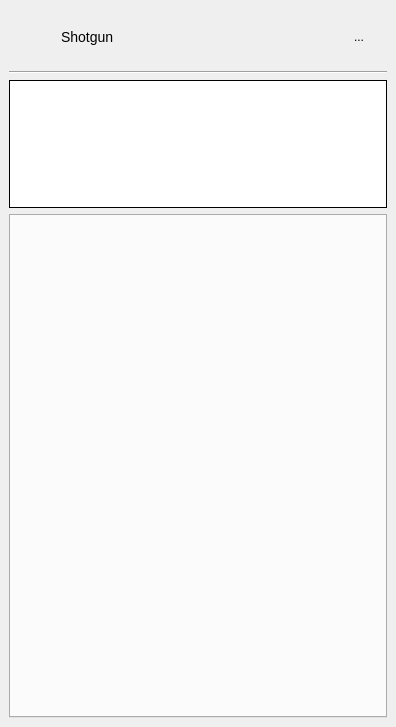
Before: the Qt Designer form resources/systray.ui in shotgunsoftware/tk-desktop, drawn with Qt 5.
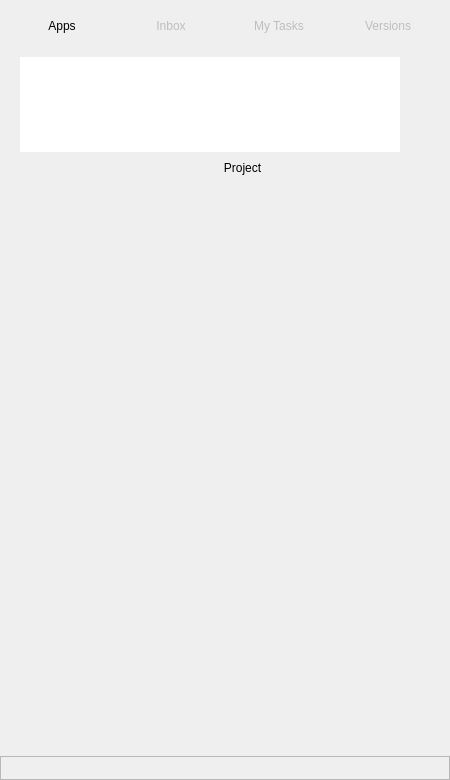
After: the same form once the commit is applied. The open tabs and pages were chosen to show the change. Icons and pictures are not drawn.

What changed in the file:
```diff
--- a/resources/systray.ui
+++ b/resources/systray.ui
@@ -6,12 +6,31 @@
    <rect>
     <x>0</x>
     <y>0</y>
-    <width>396</width>
-    <height>727</height>
+    <width>450</width>
+    <height>780</height>
    </rect>
   </property>
+  <property name="minimumSize">
+   <size>
+    <width>450</width>
+    <height>780</height>
+   </size>
+  </property>
+  <property name="maximumSize">
+   <size>
+    <width>450</width>
+    <height>780</height>
+   </size>
+  </property>
   <property name="windowTitle">
-   <string>MainWindow</string>
+   <string>System Tray</string>
+  </property>
+  <property name="windowIcon">
+   <iconset resource="resources.qrc">
+    <normaloff>:/res/default_systray_icon.png</normaloff>:/res/default_systray_icon.png</iconset>
+  </property>
+  <property name="styleSheet">
+   <string notr="true"/>
   </property>
   <property name="dockNestingEnabled">
    <bool>true</bool>
@@ -27,91 +46,117 @@
     </sizepolicy>
    </property>
    <layout class="QVBoxLayout" name="border_layout">
+    <property name="spacing">
+     <number>0</number>
+    </property>
+    <property name="leftMargin">
+     <number>0</number>
+    </property>
+    <property name="topMargin">
+     <number>15</number>
+    </property>
+    <property name="rightMargin">
+     <number>0</number>
+    </property>
+    <property name="bottomMargin">
+     <number>0</number>
+    </property>
     <item>
-     <widget class="QFrame" name="header_frame">
-      <property name="sizePolicy">
-       <sizepolicy hsizetype="Preferred" vsizetype="Minimum">
-        <horstretch>0</horstretch>
-        <verstretch>0</verstretch>
-       </sizepolicy>
-      </property>
-      <property name="maximumSize">
-       <size>
-        <width>16777215</width>
-        <height>60</height>
-       </size>
-      </property>
+     <widget class="QFrame" name="header">
       <property name="frameShape">
        <enum>QFrame::NoFrame</enum>
       </property>
       <property name="frameShadow">
-       <enum>QFrame::Plain</enum>
+       <enum>QFrame::Raised</enum>
       </property>
-      <property name="lineWidth">
-       <number>2</number>
-      </property>
-      <property name="midLineWidth">
-       <number>0</number>
-      </property>
-      <layout class="QHBoxLayout" name="horizontalLayout">
+      <layout class="QHBoxLayout" name="horizontalLayout_2" stretch="0,0,0,0,0,0,0,0,0">
+       <property name="spacing">
+        <number>-1</number>
+       </property>
        <property name="margin">
-        <number>10</number>
+        <number>0</number>
        </property>
        <item>
-        <widget class="QLabel" name="shotgun_icon_label">
+        <spacer name="header_spacer_4">
+         <property name="orientation">
+          <enum>Qt::Horizontal</enum>
+         </property>
+         <property name="sizeHint" stdset="0">
+          <size>
+           <width>40</width>
+           <height>20</height>
+          </size>
+         </property>
+        </spacer>
+       </item>
+       <item>
+        <widget class="QPushButton" name="apps_button">
          <property name="sizePolicy">
-          <sizepolicy hsizetype="Fixed" vsizetype="Fixed">
+          <sizepolicy hsizetype="Minimum" vsizetype="Fixed">
            <horstretch>0</horstretch>
            <verstretch>0</verstretch>
           </sizepolicy>
          </property>
          <property name="minimumSize">
           <size>
-           <width>36</width>
-           <height>36</height>
+           <width>0</width>
+           <height>0</height>
           </size>
          </property>
-         <property name="maximumSize">
-          <size>
-           <width>36</width>
-           <height>36</height>
-          </size>
+         <property name="mouseTracking">
+          <bool>true</bool>
          </property>
          <property name="text">
-          <string/>
+          <string>Apps</string>
          </property>
-         <property name="pixmap">
-          <pixmap resource="resources.qrc">:/res/shotgun_logo.png</pixmap>
-         </property>
-         <property name="scaledContents">
+         <property name="flat">
           <bool>true</bool>
          </property>
-         <property name="margin">
-          <number>5</number>
+        </widget>
+       </item>
+       <item>
+        <spacer name="header_spacer_1">
+         <property name="orientation">
+          <enum>Qt::Horizontal</enum>
          </property>
-         <property name="textInteractionFlags">
-          <set>Qt::NoTextInteraction</set>
+         <property name="sizeHint" stdset="0">
+          <size>
+           <width>40</width>
+           <height>20</height>
+          </size>
          </property>
-        </widget>
+        </spacer>
        </item>
        <item>
-        <widget class="QLabel" name="shotgun_desktop_label">
-         <property name="font">
-          <font/>
+        <widget class="QPushButton" name="inbox_button">
+         <property name="enabled">
+          <bool>false</bool>
          </property>
+         <property name="sizePolicy">
+          <sizepolicy hsizetype="Minimum" vsizetype="Fixed">
+           <horstretch>0</horstretch>
+           <verstretch>0</verstretch>
+          </sizepolicy>
+         </property>
+         <property name="minimumSize">
+          <size>
+           <width>0</width>
+           <height>0</height>
+          </size>
+         </property>
          <property name="mouseTracking">
           <bool>false</bool>
          </property>
          <property name="text">
-          <string>&lt;big&gt;Shotgun&lt;/big&gt;</string>
+          <string>Inbox</string>
          </property>
-         <property name="textInteractionFlags">
-          <set>Qt::NoTextInteraction</set>
+         <property name="flat">
+          <bool>true</bool>
          </property>
         </widget>
        </item>
        <item>
-        <spacer name="spacer">
+        <spacer name="header_spacer_2">
          <property name="orientation">
           <enum>Qt::Horizontal</enum>
          </property>
@@ -124,119 +169,733 @@
         </spacer>
        </item>
        <item>
-        <widget class="QToolButton" name="settings_button">
+        <widget class="QPushButton" name="my_tasks_button">
+         <property name="enabled">
+          <bool>false</bool>
+         </property>
+         <property name="sizePolicy">
+          <sizepolicy hsizetype="Minimum" vsizetype="Fixed">
+           <horstretch>0</horstretch>
+           <verstretch>0</verstretch>
+          </sizepolicy>
+         </property>
          <property name="minimumSize">
           <size>
-           <width>36</width>
-           <height>36</height>
+           <width>0</width>
+           <height>0</height>
           </size>
          </property>
-         <property name="maximumSize">
-          <size>
-           <width>36</width>
-           <height>36</height>
-          </size>
+         <property name="mouseTracking">
+          <bool>true</bool>
          </property>
          <property name="text">
-          <string>...</string>
+          <string>My Tasks</string>
          </property>
-         <property name="icon">
-          <iconset resource="resources.qrc">
-           <normaloff>:/res/gear.png</normaloff>:/res/gear.png</iconset>
+         <property name="flat">
+          <bool>true</bool>
          </property>
-         <property name="iconSize">
+        </widget>
+       </item>
+       <item>
+        <spacer name="header_spacer_3">
+         <property name="orientation">
+          <enum>Qt::Horizontal</enum>
+         </property>
+         <property name="sizeHint" stdset="0">
           <size>
-           <width>32</width>
-           <height>32</height>
+           <width>40</width>
+           <height>20</height>
           </size>
          </property>
-         <property name="popupMode">
-          <enum>QToolButton::InstantPopup</enum>
+        </spacer>
+       </item>
+       <item>
+        <widget class="QPushButton" name="versions_button">
+         <property name="enabled">
+          <bool>false</bool>
          </property>
-         <property name="autoRaise">
+         <property name="sizePolicy">
+          <sizepolicy hsizetype="Minimum" vsizetype="Fixed">
+           <horstretch>0</horstretch>
+           <verstretch>0</verstretch>
+          </sizepolicy>
+         </property>
+         <property name="minimumSize">
+          <size>
+           <width>0</width>
+           <height>0</height>
+          </size>
+         </property>
+         <property name="mouseTracking">
           <bool>true</bool>
          </property>
-         <property name="arrowType">
-          <enum>Qt::NoArrow</enum>
+         <property name="text">
+          <string>Versions</string>
          </property>
+         <property name="flat">
+          <bool>true</bool>
+         </property>
         </widget>
        </item>
+       <item>
+        <spacer name="header_spacer_5">
+         <property name="orientation">
+          <enum>Qt::Horizontal</enum>
+         </property>
+         <property name="sizeHint" stdset="0">
+          <size>
+           <width>40</width>
+           <height>20</height>
+          </size>
+         </property>
+        </spacer>
+       </item>
       </layout>
      </widget>
     </item>
     <item>
-     <widget class="Line" name="line">
-      <property name="orientation">
-       <enum>Qt::Horizontal</enum>
+     <widget class="QStackedWidget" name="stack">
+      <property name="currentIndex">
+       <number>0</number>
       </property>
+      <widget class="QWidget" name="project_browser_page">
+       <layout class="QVBoxLayout" name="verticalLayout">
+        <property name="spacing">
+         <number>0</number>
+        </property>
+        <property name="margin">
+         <number>0</number>
+        </property>
+        <item>
+         <widget class="QFrame" name="subheader">
+          <property name="sizePolicy">
+           <sizepolicy hsizetype="Preferred" vsizetype="Minimum">
+            <horstretch>0</horstretch>
+            <verstretch>0</verstretch>
+           </sizepolicy>
+          </property>
+          <property name="maximumSize">
+           <size>
+            <width>16777215</width>
+            <height>60</height>
+           </size>
+          </property>
+          <property name="styleSheet">
+           <string notr="true"/>
+          </property>
+          <property name="frameShape">
+           <enum>QFrame::NoFrame</enum>
+          </property>
+          <property name="frameShadow">
+           <enum>QFrame::Plain</enum>
+          </property>
+          <property name="lineWidth">
+           <number>1</number>
+          </property>
+          <property name="midLineWidth">
+           <number>0</number>
+          </property>
+          <layout class="QHBoxLayout" name="horizontalLayout">
+           <property name="spacing">
+            <number>15</number>
+           </property>
+           <property name="leftMargin">
+            <number>20</number>
+           </property>
+           <property name="topMargin">
+            <number>15</number>
+           </property>
+           <property name="rightMargin">
+            <number>20</number>
+           </property>
+           <property name="bottomMargin">
+            <number>15</number>
+           </property>
+           <item>
+            <widget class="QLabel" name="subheader_label">
+             <property name="font">
+              <font/>
+             </property>
+             <property name="mouseTracking">
+              <bool>true</bool>
+             </property>
+             <property name="text">
+              <string>&lt;big&gt;PROJECTS&lt;/big&gt;</string>
+             </property>
+             <property name="textInteractionFlags">
+              <set>Qt::NoTextInteraction</set>
+             </property>
+            </widget>
+           </item>
+           <item>
+            <spacer name="spacer">
+             <property name="orientation">
+              <enum>Qt::Horizontal</enum>
+             </property>
+             <property name="sizeHint" stdset="0">
+              <size>
+               <width>40</width>
+               <height>20</height>
+              </size>
+             </property>
+            </spacer>
+           </item>
+           <item>
+            <widget class="QPushButton" name="project_button">
+             <property name="text">
+              <string>Recent</string>
+             </property>
+             <property name="flat">
+              <bool>true</bool>
+             </property>
+            </widget>
+           </item>
+           <item>
+            <widget class="QFrame" name="search_frame">
+             <property name="frameShape">
+              <enum>QFrame::StyledPanel</enum>
+             </property>
+             <property name="frameShadow">
+              <enum>QFrame::Raised</enum>
+             </property>
+             <property name="collapsed" stdset="0">
+              <bool>false</bool>
+             </property>
+             <layout class="QHBoxLayout" name="horizontalLayout_6">
+              <property name="spacing">
+               <number>2</number>
+              </property>
+              <property name="margin">
+               <number>5</number>
+              </property>
+              <item>
+               <widget class="QLabel" name="search_magnifier">
+                <property name="sizePolicy">
+                 <sizepolicy hsizetype="Fixed" vsizetype="Fixed">
+                  <horstretch>0</horstretch>
+                  <verstretch>0</verstretch>
+                 </sizepolicy>
+                </property>
+                <property name="maximumSize">
+                 <size>
+                  <width>17</width>
+                  <height>17</height>
+                 </size>
+                </property>
+                <property name="text">
+                 <string/>
+                </property>
+                <property name="pixmap">
+                 <pixmap resource="resources.qrc">:/res/search.png</pixmap>
+                </property>
+                <property name="scaledContents">
+                 <bool>true</bool>
+                </property>
+               </widget>
+              </item>
+              <item>
+               <widget class="QLineEdit" name="search_text">
+                <property name="placeholderText">
+                 <string>Search Projects</string>
+                </property>
+               </widget>
+              </item>
+              <item>
+               <widget class="QPushButton" name="search_button">
+                <property name="maximumSize">
+                 <size>
+                  <width>17</width>
+                  <height>17</height>
+                 </size>
+                </property>
+                <property name="text">
+                 <string/>
+                </property>
+                <property name="icon">
+                 <iconset resource="resources.qrc">
+                  <normaloff>:/res/x.png</normaloff>:/res/x.png</iconset>
+                </property>
+                <property name="iconSize">
+                 <size>
+                  <width>17</width>
+                  <height>17</height>
+                 </size>
+                </property>
+                <property name="flat">
+                 <bool>true</bool>
+                </property>
+               </widget>
+              </item>
+             </layout>
+            </widget>
+           </item>
+          </layout>
+         </widget>
+        </item>
+        <item>
+         <widget class="QListView" name="projects">
+          <property name="sizePolicy">
+           <sizepolicy hsizetype="Expanding" vsizetype="MinimumExpanding">
+            <horstretch>0</horstretch>
+            <verstretch>0</verstretch>
+           </sizepolicy>
+          </property>
+          <property name="mouseTracking">
+           <bool>true</bool>
+          </property>
+          <property name="frameShape">
+           <enum>QFrame::NoFrame</enum>
+          </property>
+          <property name="frameShadow">
+           <enum>QFrame::Plain</enum>
+          </property>
+          <property name="lineWidth">
+           <number>0</number>
+          </property>
+          <property name="editTriggers">
+           <set>QAbstractItemView::NoEditTriggers</set>
+          </property>
+          <property name="showDropIndicator" stdset="0">
+           <bool>false</bool>
+          </property>
+          <property name="movement">
+           <enum>QListView::Static</enum>
+          </property>
+          <property name="flow">
+           <enum>QListView::LeftToRight</enum>
+          </property>
+          <property name="isWrapping" stdset="0">
+           <bool>true</bool>
+          </property>
+          <property name="resizeMode">
+           <enum>QListView::Fixed</enum>
+          </property>
+          <property name="layoutMode">
+           <enum>QListView::Batched</enum>
+          </property>
+          <property name="spacing">
+           <number>16</number>
+          </property>
+          <property name="viewMode">
+           <enum>QListView::IconMode</enum>
+          </property>
+          <property name="uniformItemSizes">
+           <bool>true</bool>
+          </property>
+          <property name="selectionRectVisible">
+           <bool>false</bool>
+          </property>
+         </widget>
+        </item>
+       </layout>
+      </widget>
+      <widget class="QWidget" name="project_page">
+       <layout class="QVBoxLayout" name="verticalLayout_2" stretch="0,0,1">
+        <property name="spacing">
+         <number>0</number>
+        </property>
+        <property name="margin">
+         <number>0</number>
+        </property>
+        <item>
+         <widget class="QFrame" name="recents_shelf">
+          <property name="sizePolicy">
+           <sizepolicy hsizetype="Preferred" vsizetype="Fixed">
+            <horstretch>0</horstretch>
+            <verstretch>0</verstretch>
+           </sizepolicy>
+          </property>
+          <property name="maximumSize">
+           <size>
+            <width>16777215</width>
+            <height>120</height>
+           </size>
+          </property>
+          <property name="frameShape">
+           <enum>QFrame::NoFrame</enum>
+          </property>
+          <property name="frameShadow">
+           <enum>QFrame::Plain</enum>
+          </property>
+          <property name="lineWidth">
+           <number>0</number>
+          </property>
+          <layout class="QHBoxLayout" name="horizontalLayout_5" stretch="0,0">
+           <property name="spacing">
+            <number>5</number>
+           </property>
+           <property name="leftMargin">
+            <number>20</number>
+           </property>
+           <property name="topMargin">
+            <number>20</number>
+           </property>
+           <property name="rightMargin">
+            <number>5</number>
+           </property>
+           <property name="bottomMargin">
+            <number>5</number>
+           </property>
+           <item>
+            <widget class="QListView" name="recent_projects">
+             <property name="sizePolicy">
+              <sizepolicy hsizetype="MinimumExpanding" vsizetype="MinimumExpanding">
+               <horstretch>0</horstretch>
+               <verstretch>0</verstretch>
+              </sizepolicy>
+             </property>
+             <property name="frameShape">
+              <enum>QFrame::NoFrame</enum>
+             </property>
+             <property name="frameShadow">
+              <enum>QFrame::Plain</enum>
+             </property>
+             <property name="lineWidth">
+              <number>0</number>
+             </property>
+             <property name="verticalScrollBarPolicy">
+              <enum>Qt::ScrollBarAlwaysOff</enum>
+             </property>
+             <property name="editTriggers">
+              <set>QAbstractItemView::NoEditTriggers</set>
+             </property>
+             <property name="showDropIndicator" stdset="0">
+              <bool>false</bool>
+             </property>
+             <property name="dragDropMode">
+              <enum>QAbstractItemView::DragDrop</enum>
+             </property>
+             <property name="isWrapping" stdset="0">
+              <bool>false</bool>
+             </property>
+             <property name="resizeMode">
+              <enum>QListView::Fixed</enum>
+             </property>
+             <property name="layoutMode">
+              <enum>QListView::SinglePass</enum>
+             </property>
+             <property name="spacing">
+              <number>10</number>
+             </property>
+             <property name="gridSize">
+              <size>
+               <width>100</width>
+               <height>140</height>
+              </size>
+             </property>
+             <property name="viewMode">
+              <enum>QListView::IconMode</enum>
+             </property>
+             <property name="uniformItemSizes">
+              <bool>true</bool>
+             </property>
+             <property name="wordWrap">
+              <bool>true</bool>
+             </property>
+            </widget>
+           </item>
+           <item>
+            <widget class="QPushButton" name="all_projects_button">
+             <property name="text">
+              <string/>
+             </property>
+             <property name="icon">
+              <iconset resource="resources.qrc">
+               <normaloff>:/res/ellipses.png</normaloff>:/res/ellipses.png</iconset>
+             </property>
+             <property name="iconSize">
+              <size>
+               <width>60</width>
+               <height>60</height>
+              </size>
+             </property>
+             <property name="flat">
+              <bool>true</bool>
+             </property>
+            </widget>
+           </item>
+          </layout>
+         </widget>
+        </item>
+        <item>
+         <widget class="QFrame" name="project_subheader">
+          <property name="sizePolicy">
+           <sizepolicy hsizetype="Preferred" vsizetype="Preferred">
+            <horstretch>0</horstretch>
+            <verstretch>0</verstretch>
+           </sizepolicy>
+          </property>
+          <property name="maximumSize">
+           <size>
+            <width>16777215</width>
+            <height>60</height>
+           </size>
+          </property>
+          <property name="styleSheet">
+           <string notr="true"/>
+          </property>
+          <property name="frameShape">
+           <enum>QFrame::NoFrame</enum>
+          </property>
+          <property name="frameShadow">
+           <enum>QFrame::Plain</enum>
+          </property>
+          <property name="lineWidth">
+           <number>1</number>
+          </property>
+          <property name="midLineWidth">
+           <number>0</number>
+          </property>
+          <layout class="QHBoxLayout" name="horizontalLayout_4">
+           <property name="spacing">
+            <number>0</number>
+           </property>
+           <property name="leftMargin">
+            <number>20</number>
+           </property>
+           <property name="topMargin">
+            <number>0</number>
+           </property>
+           <property name="rightMargin">
+            <number>20</number>
+           </property>
+           <property name="bottomMargin">
+            <number>0</number>
+           </property>
+           <item>
+            <widget class="QPushButton" name="project_arrow">
+             <property name="maximumSize">
+              <size>
+               <width>30</width>
+               <height>62</height>
+              </size>
+             </property>
+             <property name="text">
+              <string/>
+             </property>
+             <property name="icon">
+              <iconset resource="resources.qrc">
+               <normaloff>:/res/down_carat.png</normaloff>:/res/down_carat.png</iconset>
+             </property>
+             <property name="iconSize">
+              <size>
+               <width>20</width>
+               <height>20</height>
+              </size>
+             </property>
+             <property name="flat">
+              <bool>true</bool>
+             </property>
+            </widget>
+           </item>
+           <item>
+            <widget class="QPushButton" name="project_icon">
+             <property name="maximumSize">
+              <size>
+               <width>42</width>
+               <height>62</height>
+              </size>
+             </property>
+             <property name="text">
+              <string/>
+             </property>
+             <property name="icon">
+              <iconset resource="resources.qrc">
+               <normaloff>:/res/missing_thumbnail_project.png</normaloff>:/res/missing_thumbnail_project.png</iconset>
+             </property>
+             <property name="iconSize">
+              <size>
+               <width>32</width>
+               <height>32</height>
+              </size>
+             </property>
+             <property name="flat">
+              <bool>true</bool>
+             </property>
+            </widget>
+           </item>
+           <item>
+            <widget class="QPushButton" name="project_name">
+             <property name="sizePolicy">
+              <sizepolicy hsizetype="Expanding" vsizetype="Expanding">
+               <horstretch>0</horstretch>
+               <verstretch>0</verstretch>
+              </sizepolicy>
+             </property>
+             <property name="text">
+              <string>Project</string>
+             </property>
+             <property name="flat">
+              <bool>true</bool>
+             </property>
+            </widget>
+           </item>
+           <item>
+            <widget class="QPushButton" name="project_menu">
+             <property name="sizePolicy">
+              <sizepolicy hsizetype="Fixed" vsizetype="Fixed">
+               <horstretch>0</horstretch>
+               <verstretch>0</verstretch>
+              </sizepolicy>
+             </property>
+             <property name="maximumSize">
+              <size>
+               <width>35</width>
+               <height>35</height>
+              </size>
+             </property>
+             <property name="text">
+              <string/>
+             </property>
+             <property name="flat">
+              <bool>true</bool>
+             </property>
+            </widget>
+           </item>
+          </layout>
+         </widget>
+        </item>
+        <item>
+         <widget class="QFrame" name="app_guis">
+          <property name="sizePolicy">
+           <sizepolicy hsizetype="Preferred" vsizetype="MinimumExpanding">
+            <horstretch>0</horstretch>
+            <verstretch>0</verstretch>
+           </sizepolicy>
+          </property>
+          <property name="frameShape">
+           <enum>QFrame::NoFrame</enum>
+          </property>
+          <property name="frameShadow">
+           <enum>QFrame::Plain</enum>
+          </property>
+          <property name="lineWidth">
+           <number>0</number>
+          </property>
+          <layout class="QVBoxLayout" name="verticalLayout_3">
+           <property name="spacing">
+            <number>0</number>
+           </property>
+           <property name="margin">
+            <number>0</number>
+           </property>
+          </layout>
+         </widget>
+        </item>
+       </layout>
+      </widget>
      </widget>
     </item>
     <item>
-     <widget class="QListView" name="projects">
-      <property name="sizePolicy">
-       <sizepolicy hsizetype="Expanding" vsizetype="Fixed">
-        <horstretch>0</horstretch>
-        <verstretch>0</verstretch>
-       </sizepolicy>
-      </property>
-      <property name="maximumSize">
-       <size>
-        <width>16777215</width>
-        <height>128</height>
-       </size>
-      </property>
+     <widget class="QFrame" name="footer">
       <property name="frameShape">
-       <enum>QFrame::Panel</enum>
+       <enum>QFrame::StyledPanel</enum>
       </property>
       <property name="frameShadow">
-       <enum>QFrame::Plain</enum>
+       <enum>QFrame::Raised</enum>
       </property>
-      <property name="editTriggers">
-       <set>QAbstractItemView::NoEditTriggers</set>
-      </property>
-      <property name="showDropIndicator" stdset="0">
-       <bool>false</bool>
-      </property>
-      <property name="dragDropMode">
-       <enum>QAbstractItemView::NoDragDrop</enum>
-      </property>
-      <property name="selectionMode">
-       <enum>QAbstractItemView::SingleSelection</enum>
-      </property>
-      <property name="movement">
-       <enum>QListView::Static</enum>
-      </property>
-      <property name="flow">
-       <enum>QListView::LeftToRight</enum>
-      </property>
-      <property name="isWrapping" stdset="0">
-       <bool>false</bool>
-      </property>
-      <property name="resizeMode">
-       <enum>QListView::Fixed</enum>
-      </property>
-      <property name="layoutMode">
-       <enum>QListView::Batched</enum>
-      </property>
-      <property name="spacing">
-       <number>3</number>
-      </property>
-      <property name="viewMode">
-       <enum>QListView::IconMode</enum>
-      </property>
-      <property name="uniformItemSizes">
-       <bool>true</bool>
-      </property>
-     </widget>
-    </item>
-    <item>
-     <widget class="QTabWidget" name="tabs">
-      <property name="usesScrollButtons">
-       <bool>true</bool>
-      </property>
-      <property name="movable">
-       <bool>true</bool>
-      </property>
+      <layout class="QHBoxLayout" name="horizontalLayout_3">
+       <property name="spacing">
+        <number>0</number>
+       </property>
+       <property name="leftMargin">
+        <number>5</number>
+       </property>
+       <property name="topMargin">
+        <number>0</number>
+       </property>
+       <property name="rightMargin">
+        <number>5</number>
+       </property>
+       <property name="bottomMargin">
+        <number>0</number>
+       </property>
+       <item>
+        <widget class="QPushButton" name="shotgun_button">
+         <property name="maximumSize">
+          <size>
+           <width>122</width>
+           <height>16</height>
+          </size>
+         </property>
+         <property name="text">
+          <string/>
+         </property>
+         <property name="icon">
+          <iconset resource="resources.qrc">
+           <normaloff>:/res/shotgun_logo_light_medium.png</normaloff>:/res/shotgun_logo_light_medium.png</iconset>
+         </property>
+         <property name="iconSize">
+          <size>
+           <width>122</width>
+           <height>16</height>
+          </size>
+         </property>
+         <property name="flat">
+          <bool>true</bool>
+         </property>
+        </widget>
+       </item>
+       <item>
+        <widget class="QPushButton" name="shotgun_arrow">
+         <property name="sizePolicy">
+          <sizepolicy hsizetype="Minimum" vsizetype="Minimum">
+           <horstretch>0</horstretch>
+           <verstretch>0</verstretch>
+          </sizepolicy>
+         </property>
+         <property name="maximumSize">
+          <size>
+           <width>20</width>
+           <height>20</height>
+          </size>
+         </property>
+         <property name="text">
+          <string/>
+         </property>
+         <property name="icon">
+          <iconset resource="resources.qrc">
+           <normaloff>:/res/up_right_arrow.png</normaloff>:/res/up_right_arrow.png</iconset>
+         </property>
+         <property name="flat">
+          <bool>true</bool>
+         </property>
+        </widget>
+       </item>
+       <item>
+        <spacer name="footer_spacer">
+         <property name="orientation">
+          <enum>Qt::Horizontal</enum>
+         </property>
+         <property name="sizeHint" stdset="0">
+          <size>
+           <width>173</width>
+           <height>20</height>
+          </size>
+         </property>
+        </spacer>
+       </item>
+       <item>
+        <widget class="QPushButton" name="user_button">
+         <property name="text">
+          <string/>
+         </property>
+         <property name="icon">
+          <iconset resource="resources.qrc">
+           <normaloff>:/res/default_user_thumb.png</normaloff>:/res/default_user_thumb.png</iconset>
+         </property>
+         <property name="iconSize">
+          <size>
+           <width>30</width>
+           <height>30</height>
+          </size>
+         </property>
+         <property name="flat">
+          <bool>true</bool>
+         </property>
+        </widget>
+       </item>
+      </layout>
      </widget>
     </item>
    </layout>
```
Left out of the diff: 65 changed lines with no effect on the pictures.
